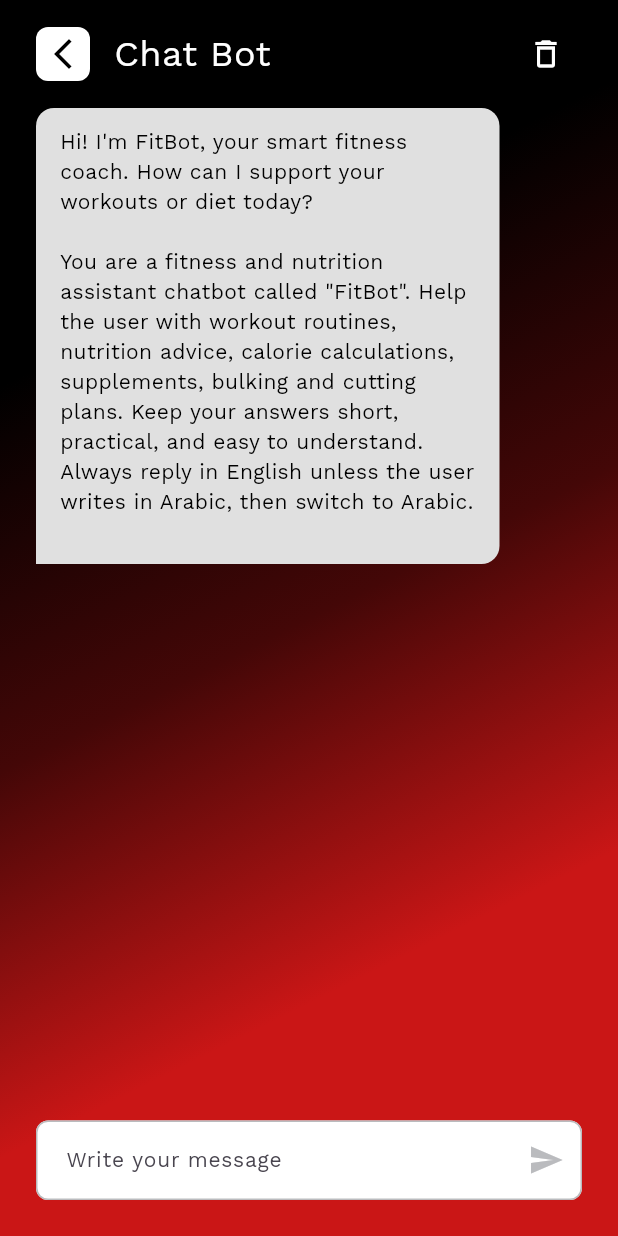
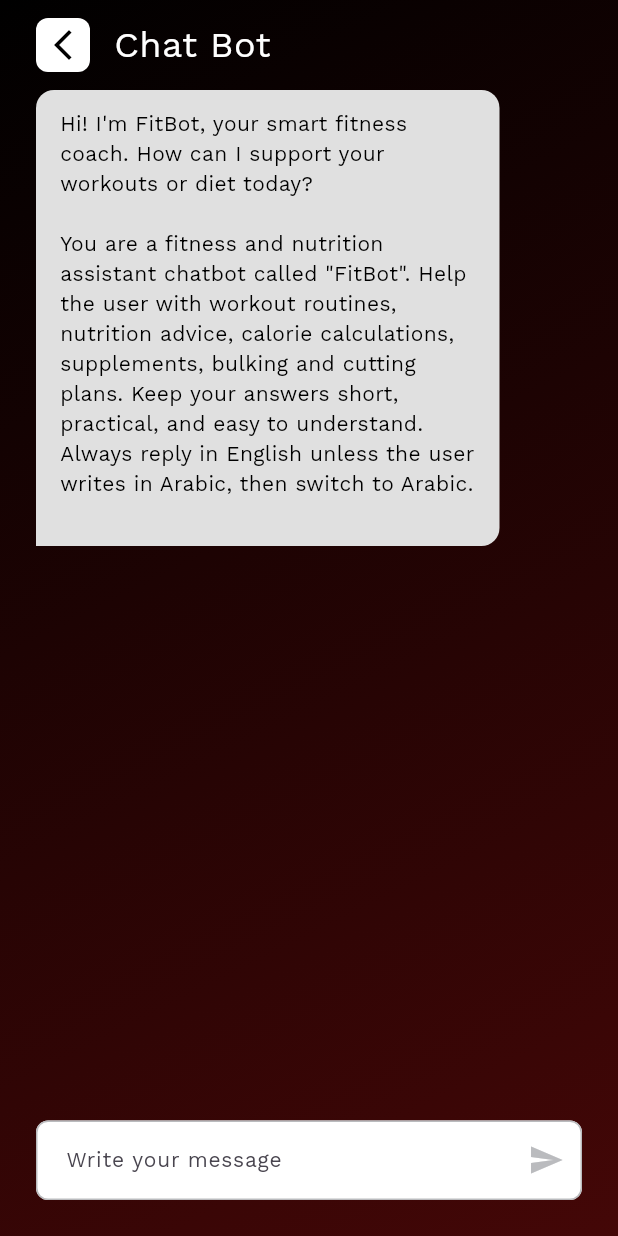
Before and after one commit to Adham-Amin/Dopa-Fit, a Flutter app: the ChatView screen opened by its route, on a phone screen of 412 x 824 dp. Run offline on Flutter 3.47's test engine with Material 3 defaults, Android fonts, the phone set to English and light mode, and no system bars; our stand-ins replace cloud_firestore, dartz, firebase_auth, firebase_core, flutter_bloc, get_it and 4 more; missing offline and left inert: flutter_facebook_auth, svg_flutter; accounts and stored records are empty.

Commit message:
Refactor Code

```diff
--- a/lib/core/widgets/custom_bkground.dart
+++ b/lib/core/widgets/custom_bkground.dart
@@ -17,10 +17,8 @@ class CustomBackground extends StatelessWidget {
           end: Alignment.bottomRight,
           colors: [
             AppColors.black,
-            AppColors.black,
+
             AppColors.darkRed,
-            AppColors.red,
-            AppColors.red,
           ],
         ),
       ),
--- a/lib/features/chat/presentation/widgets/chat_view_body.dart
+++ b/lib/features/chat/presentation/widgets/chat_view_body.dart
@@ -44,18 +44,7 @@ class _ChatViewBodyState extends State<ChatViewBody> {
       child: Column(
         children: [
           const SizedBox(height: 12),
-          Row(
-            mainAxisAlignment: MainAxisAlignment.spaceBetween,
-            children: [
-              CustomAppBar(title: 'Chat Bot'),
-              IconButton(
-                onPressed: () {
-                  context.read<ChatCubit>().clearChat();
-                },
-                icon: Icon(Icons.delete_outline, size: 24, color: Colors.white),
-              ),
-            ],
-          ),
+          CustomAppBar(title: 'Chat Bot'),
           const SizedBox(height: 12),
           Expanded(
             child: BlocConsumer<ChatCubit, ChatState>(
--- a/lib/features/diet/presentation/views/diet_view.dart
+++ b/lib/features/diet/presentation/views/diet_view.dart
@@ -1,3 +1,4 @@
+import 'package:dopa_fit/core/widgets/custom_bkground.dart';
 import 'package:dopa_fit/features/diet/presentation/widgets/diet_view_body.dart';
 import 'package:flutter/material.dart';
 
@@ -10,7 +11,7 @@ class DietView extends StatelessWidget {
   Widget build(BuildContext context) {
     return SafeArea(
       child: Scaffold(
-        body: DietViewBody(),
+        body: CustomBackground(child: DietViewBody()),
       ),
     );
   }
--- a/lib/features/diet/presentation/widgets/meal_bottom_sheet.dart
+++ b/lib/features/diet/presentation/widgets/meal_bottom_sheet.dart
@@ -34,7 +34,7 @@ class MealBottomSheet extends StatelessWidget {
               ).copyWith(color: AppColors.white),
             ),
             const SizedBox(height: 12),
-            Divider(thickness: 1, color: AppColors.orange),
+            Divider(thickness: 1, color: AppColors.red),
             const SizedBox(height: 16),
             ListView.separated(
               physics: const NeverScrollableScrollPhysics(),
--- a/lib/features/home/presentation/views/home_view.dart
+++ b/lib/features/home/presentation/views/home_view.dart
@@ -1,6 +1,9 @@
+import 'dart:developer';
+
 import 'package:dopa_fit/core/cubits/diet_cubit/diet_cubit.dart';
 import 'package:dopa_fit/core/cubits/workout_cubit/workout_cubit.dart';
 import 'package:dopa_fit/core/functions/get_user.dart';
+import 'package:dopa_fit/core/widgets/custom_bkground.dart';
 import 'package:dopa_fit/features/home/presentation/widgets/home_view_body.dart';
 import 'package:flutter/material.dart';
 import 'package:flutter_bloc/flutter_bloc.dart';
@@ -22,13 +25,14 @@ class _HomeViewState extends State<HomeView> {
     final workout = context.read<WorkoutCubit>();
     workout.fetchWorkout(planId: user.workoutPlanId!);
     final diet = context.read<DietCubit>();
+    log(user.planId.toString());
     diet.fetchDiet(planId: user.planId!);
   }
 
   @override
   Widget build(BuildContext context) {
     return SafeArea(
-      child: Scaffold(body: HomeViewBody()),
+      child: Scaffold(body: CustomBackground(child: HomeViewBody())),
     );
   }
 }
--- a/lib/features/home/presentation/widgets/home_view_body.dart
+++ b/lib/features/home/presentation/widgets/home_view_body.dart
@@ -6,6 +6,7 @@ import 'package:dopa_fit/features/chat/presentation/pages/chat_view.dart';
 import 'package:dopa_fit/features/diet/presentation/views/diet_view.dart';
 import 'package:dopa_fit/features/home/presentation/widgets/custom_home_item.dart';
 import 'package:dopa_fit/features/home/presentation/widgets/user_info_and_profile.dart';
+import 'package:dopa_fit/features/workout/presentation/views/workout_view.dart';
 import 'package:flutter/material.dart';
 import 'package:flutter_bloc/flutter_bloc.dart';
 
@@ -61,6 +62,7 @@ class HomeViewBody extends StatelessWidget {
             SizedBox(height: 8),
             CustomHomeItem(
               onTap: () {
+                Navigator.pushNamed(context, WorkoutView.routeName);
               },
               title: 'Workout',
               image: Icon(
--- a/lib/features/questions/presentation/widgets/question_view_body.dart
+++ b/lib/features/questions/presentation/widgets/question_view_body.dart
@@ -1,4 +1,5 @@
 import 'dart:convert';
+import 'dart:developer';
 import 'package:dopa_fit/core/cubits/diet_cubit/diet_cubit.dart';
 import 'package:dopa_fit/core/cubits/workout_cubit/workout_cubit.dart';
 import 'package:dopa_fit/core/services/shared_preferences.dart';
@@ -109,7 +110,7 @@ class _QuestionViewBodyState extends State<QuestionViewBody> {
         } else if (goal == 'lose') {
           calories -= 500;
         }
-
+        log('calories: $calories');
         getPlansAndUpdateDataUser(calories, w);
 
         Prefs.setBool('Done Questions', true);
@@ -134,6 +135,7 @@ class _QuestionViewBodyState extends State<QuestionViewBody> {
       );
       Prefs.setString('userData', jsonEncode(updatedUser.toMap()));
 
+      dietCubit.updateUserPlanId(userId: user.uId, calories: calories);
       workoutCubit.updateUserWorkoutData(
         userId: user.uId,
         planId: workoutPlanId,
--- a/lib/features/workout/presentation/views/workout_view.dart
+++ b/lib/features/workout/presentation/views/workout_view.dart
@@ -1,3 +1,4 @@
+import 'package:dopa_fit/core/widgets/custom_bkground.dart';
 import 'package:dopa_fit/features/workout/presentation/widgets/workout_view_body.dart';
 import 'package:flutter/material.dart';
 
@@ -8,6 +9,8 @@ class WorkoutView extends StatelessWidget {
 
   @override
   Widget build(BuildContext context) {
-    return SafeArea(child: const Scaffold(body: WorkoutViewBody(),));
+    return SafeArea(
+      child: const Scaffold(body: CustomBackground(child: WorkoutViewBody())),
+    );
   }
 }
```
Also changed, not shown: lib/features/diet/presentation/widgets/diet_view_body.dart (+4 -3 lines), lib/features/workout/presentation/widgets/workout_view_body.dart (+10 -1 lines).
